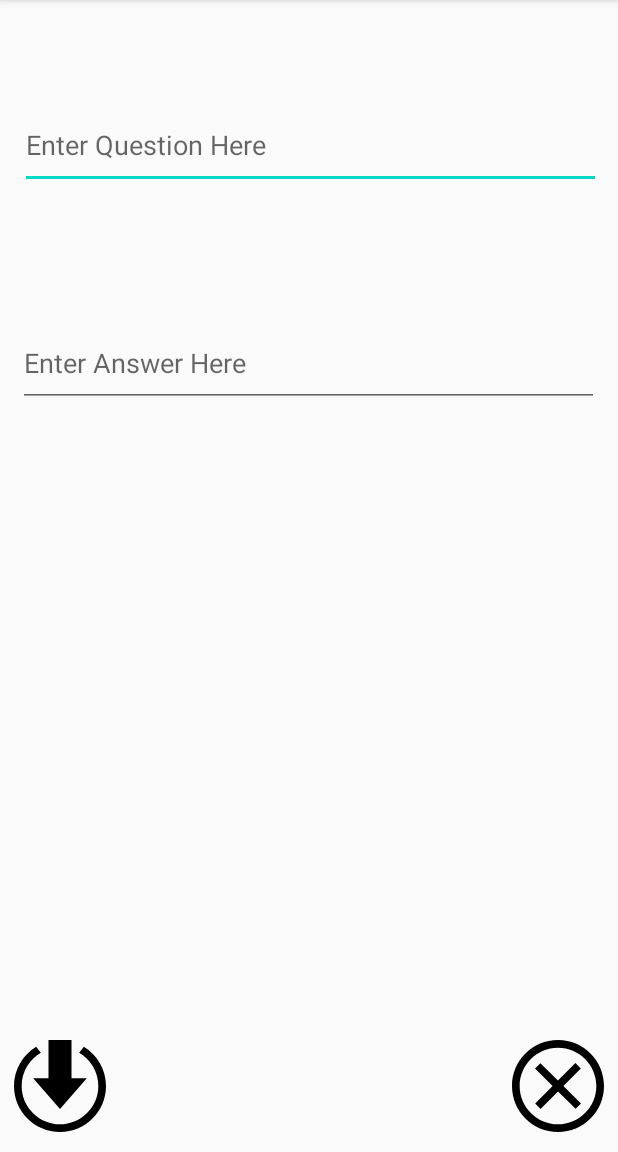
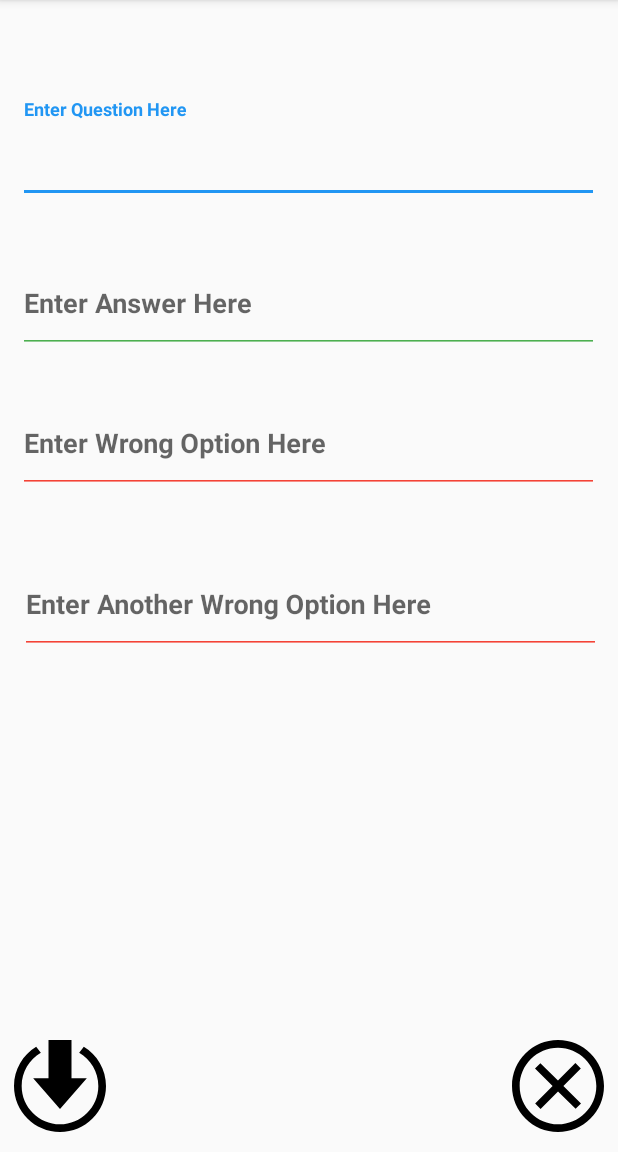
Before and after one commit to EvyEve/FlashCard_App, an Android app: the AddCardActivity screen opened directly, with no data from a screen before it, on a phone screen of 412 x 824 dp, the part 84-1236 px from its top. Run offline under Robolectric (Android 15) with nearby library versions, the phone set to English and light mode, and no system bars.

Commit message:
Added styling of edit text. Personalized colored floating hint labels for corresponding text field

```diff
--- a/app/src/main/java/com/example/flashcrd_app/AddCardActivity.java
+++ b/app/src/main/java/com/example/flashcrd_app/AddCardActivity.java
@@ -21,9 +21,15 @@ public class AddCardActivity extends AppCompatActivity {
         //Retrieve data / text from previous activity
         String quesEdit = getIntent().getStringExtra("qEdit");
         String ansEdit = getIntent().getStringExtra("aEdit");
+        String wrgEdit1 = getIntent().getStringExtra("wEdit1");
+        String wrgEdit2 = getIntent().getStringExtra("wEdit2");
+
         //Set retrieved data / text to editText view on this activity
         ((EditText) findViewById(R.id.questionText)).setText(quesEdit);
         ((EditText) findViewById(R.id.answerText)).setText(ansEdit);
+        ((EditText) findViewById(R.id.wrongAns1)).setText(wrgEdit1);
+        ((EditText) findViewById(R.id.wrongAns2)).setText(wrgEdit2);
+
 
         findViewById(R.id.save_Card).setOnClickListener(new View.OnClickListener() {
             @Override
@@ -31,8 +37,10 @@ public class AddCardActivity extends AppCompatActivity {
                 //Grabbing Text From Edit Text Field & storing values into string variables
                 String question = ((EditText) findViewById(R.id.questionText)).getText().toString();
                 String answer = ((EditText) findViewById(R.id.answerText)).getText().toString();
-                Integer whiteColor = getResources().getColor(R.color.white);
-                if(question.isEmpty() || answer.isEmpty()) {
+                String wrongOpt1 = ((EditText) findViewById(R.id.wrongAns1)).getText().toString();
+                String wrongOpt2 = ((EditText) findViewById(R.id.wrongAns2)).getText().toString();
+
+                if(question.isEmpty() || answer.isEmpty() || wrongOpt1.isEmpty() || wrongOpt2.isEmpty()) {
                     //Toast Error Message To User To Populate Both EditText Fields
                     Toast toast = Toast.makeText(getApplicationContext(), "Be Sure To Have Both Question & Answer!", Toast.LENGTH_SHORT);
                     TextView tstView = (TextView) toast.getView().findViewById(android.R.id.message);
@@ -47,6 +55,8 @@ public class AddCardActivity extends AppCompatActivity {
                     Intent data = new Intent(); //create a new Intent to store String data
                     data.putExtra("questString", question); //Pass Strings to new Intent, one is Key, other is value
                     data.putExtra("anString", answer); ////Pass Strings to new Intent, one is Key, other is value
+                    data.putExtra("wrongCh1", wrongOpt1);
+                    data.putExtra("wrongCh2", wrongOpt2);
                     setResult(RESULT_OK, data); //set result code and bundle data for response
                     finish(); //Close current activity & pass along data to previous activity that launched this activity
                 }
--- a/app/src/main/res/layout/activity_add_card.xml
+++ b/app/src/main/res/layout/activity_add_card.xml
@@ -5,6 +5,105 @@
     android:layout_width="match_parent"
     android:layout_height="match_parent"
     tools:context=".AddCardActivity">
+
+    <com.google.android.material.textfield.TextInputLayout
+        android:layout_width="387dp"
+        android:layout_height="64dp"
+        android:layout_centerHorizontal="true"
+        android:layout_marginTop="66dp"
+        android:gravity="center|start"
+        android:theme="@style/Question">
+
+        <EditText
+            android:id="@+id/questionText"
+            android:layout_width="387dp"
+            android:layout_height="64dp"
+            android:layout_alignParentTop="true"
+            android:layout_centerHorizontal="true"
+            android:layout_marginTop="66dp"
+            android:backgroundTint="#03A9F4"
+            android:ems="10"
+            android:gravity="center|start"
+            android:hint="@string/questionText"
+            android:inputType="textMultiLine"
+            android:textStyle="bold" />
+    </com.google.android.material.textfield.TextInputLayout>
+
+    <com.google.android.material.textfield.TextInputLayout
+        android:layout_width="387dp"
+        android:layout_height="64dp"
+        android:layout_centerHorizontal="true"
+        android:layout_marginTop="166dp"
+        android:gravity="center|start"
+        android:theme="@style/RightAnswer">
+
+        <EditText
+            android:id="@+id/answerText"
+            android:layout_width="387dp"
+            android:layout_height="64dp"
+            android:layout_alignParentTop="true"
+            android:layout_centerHorizontal="true"
+            android:layout_marginTop="166dp"
+            android:ems="10"
+            android:backgroundTint="#4CAF50"
+            android:gravity="center|start"
+            android:hint="@string/answerText"
+            android:importantForAutofill="no"
+            android:inputType="textMultiLine"
+            android:textStyle="bold" />
+    </com.google.android.material.textfield.TextInputLayout>
+
+    <com.google.android.material.textfield.TextInputLayout
+        android:layout_width="match_parent"
+        android:layout_height="64dp"
+        android:layout_alignParentTop="true"
+        android:layout_centerInParent="true"
+        android:layout_centerHorizontal="true"
+        android:layout_marginTop="259dp"
+        android:backgroundTint="#F44336"
+        android:gravity="center">
+
+        <EditText
+            android:id="@+id/wrongAns1"
+            android:layout_width="387dp"
+            android:layout_height="64dp"
+            android:layout_alignParentTop="true"
+            android:layout_centerHorizontal="true"
+            android:layout_centerVertical="true"
+            android:layout_marginTop="263dp"
+            android:backgroundTint="#F44336"
+            android:ems="10"
+            android:gravity="center|start"
+            android:hint="@string/wrongAns1"
+            android:importantForAutofill="no"
+            android:inputType="textMultiLine"
+            android:textStyle="bold"/>
+    </com.google.android.material.textfield.TextInputLayout>
+
+    <com.google.android.material.textfield.TextInputLayout
+        android:layout_width="match_parent"
+        android:layout_height="wrap_content"
+        android:layout_marginTop="361dp"
+        android:gravity="center|start"
+        android:backgroundTint="#F44336">
+
+        <EditText
+            android:id="@+id/wrongAns2"
+            android:layout_width="387dp"
+            android:layout_height="64dp"
+            android:layout_alignParentStart="true"
+            android:layout_alignParentTop="true"
+            android:layout_centerHorizontal="true"
+            android:layout_marginStart="13dp"
+            android:layout_marginTop="361dp"
+            android:backgroundTint="#F44336"
+            android:ems="10"
+            android:gravity="center|start"
+            android:hint="@string/wrongAns2"
+            android:importantForAutofill="no"
+            android:inputType="textMultiLine"
+            android:textStyle="bold"/>
+    </com.google.android.material.textfield.TextInputLayout>
 
     <ImageView
         android:id="@+id/cancel_Card"
@@ -32,32 +131,6 @@
         android:contentDescription="@string/iconToggle"
         android:src="@drawable/ic_save" />
 
-    <EditText
-        android:id="@+id/questionText"
-        android:layout_width="387dp"
-        android:layout_height="58dp"
-        android:layout_alignParentStart="true"
-        android:layout_alignParentTop="true"
-        android:layout_centerHorizontal="true"
-        android:layout_marginStart="13dp"
-        android:layout_marginTop="68dp"
-        android:autofillHints=""
-        android:ems="10"
-        android:gravity="center|start"
-        android:hint="@string/questionText"
-        android:inputType="textMultiLine" />
 
-    <EditText
-        android:id="@+id/answerText"
-        android:layout_width="387dp"
-        android:layout_height="58dp"
-        android:layout_alignParentTop="true"
-        android:layout_centerHorizontal="true"
-        android:layout_marginTop="213dp"
-        android:ems="10"
-        android:gravity="center|start"
-        android:hint="@string/answerText"
-        android:importantForAutofill="no"
-        android:inputType="textMultiLine"/>
 
 </RelativeLayout>
--- a/app/src/main/res/layout/activity_main.xml
+++ b/app/src/main/res/layout/activity_main.xml
@@ -48,7 +48,7 @@
         android:layout_alignParentBottom="true"
         android:layout_centerInParent="true"
         android:layout_marginBottom="271dp"
-        android:background="#B5FF9800"
+        android:background="@drawable/choices_backgroung"
         android:gravity="center"
         android:text="@string/answer1"
         android:textAlignment="center"
@@ -61,7 +61,7 @@
         android:layout_alignParentBottom="true"
         android:layout_centerHorizontal="true"
         android:layout_marginBottom="190dp"
-        android:background="#B5FF9800"
+        android:background="@drawable/choices_backgroung"
         android:gravity="center"
         android:text="@string/answer2"
         android:textAlignment="center"
@@ -74,7 +74,7 @@
         android:layout_alignParentBottom="true"
         android:layout_centerHorizontal="true"
         android:layout_marginBottom="106dp"
-        android:background="#B5FF9800"
+        android:background="@drawable/choices_backgroung"
         android:gravity="center"
         android:text="@string/answer3"
         android:textAlignment="center"
--- a/app/src/main/res/values/colors.xml
+++ b/app/src/main/res/values/colors.xml
@@ -8,4 +8,5 @@
     <color name="orange">#B5FF9800</color>
     <color name="black" >#000000</color>
     <color name="white">#FFFFFF</color>
+    <color name="hintColor">#D32F2F</color>
 </resources>
--- a/app/src/main/res/values/strings.xml
+++ b/app/src/main/res/values/strings.xml
@@ -9,4 +9,6 @@
     <string name="iconToggle" />
     <string name="questionText">Enter Question Here</string>
     <string name="answerText">Enter Answer Here</string>
+    <string name="wrongAns1">Enter Wrong Option Here</string>
+    <string name="wrongAns2">Enter Another Wrong Option Here</string>
 </resources>
--- a/app/src/main/res/values/styles.xml
+++ b/app/src/main/res/values/styles.xml
@@ -6,6 +6,17 @@
         <item name="colorPrimary">@color/colorPrimary</item>
         <item name="colorPrimaryDark">@color/colorPrimaryDark</item>
         <item name="colorAccent">@color/colorAccent</item>
+<!--        <item name="colorControlNormal">#d32f2f</item>-->
+        <item name="colorControlActivated">#ff5722</item>
+    </style>
+    <!-- Base application theme. -->
+    <style name="RightAnswer" parent="Theme.AppCompat.Light.DarkActionBar">
+        <!--        <item name="colorControlNormal">#d32f2f</item>-->
+        <item name="colorControlActivated">#4CAF50</item>
     </style>
 
+    <style name="Question" parent="Theme.AppCompat.Light.DarkActionBar">
+        <!--        <item name="colorControlNormal">#d32f2f</item>-->
+        <item name="colorControlActivated">#2196F3</item>
+    </style>
 </resources>
```
Also changed, not shown: app/src/main/java/com/example/flashcrd_app/MainActivity.java (+21 -10 lines), app/src/main/res/drawable/choices_backgroung.xml (added, +8 -0 lines), app/src/main/res/drawable/correct_choice_background.xml (added, +8 -0 lines), app/src/main/res/drawable/wrong_choice_background.xml (added, +8 -0 lines), 1 other file.
